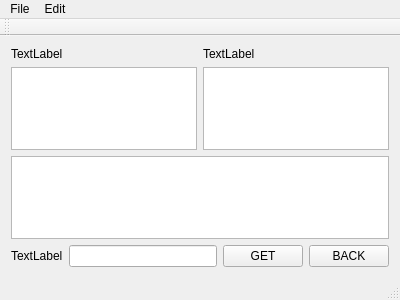
Before: the Qt Designer form mainwindow.ui in lost222/My_router, drawn with Qt 5.
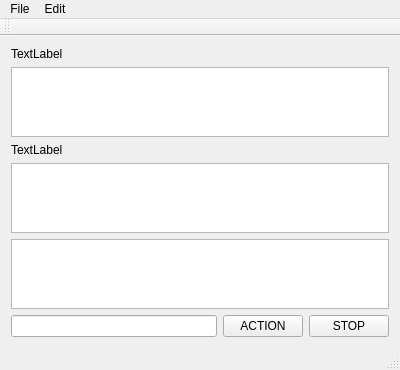
After: the same form once the commit is applied.

Diff of the .ui file:
```diff
--- a/mainwindow.ui
+++ b/mainwindow.ui
@@ -14,12 +14,9 @@
    <string>MainWindow</string>
   </property>
   <widget class="QWidget" name="centralWidget">
-   <layout class="QGridLayout" name="gridLayout">
-    <item row="1" column="0" colspan="4">
-     <widget class="QListWidget" name="info_list"/>
-    </item>
-    <item row="0" column="0" colspan="4">
-     <layout class="QHBoxLayout" name="horizontalLayout">
+   <layout class="QVBoxLayout" name="verticalLayout_4">
+    <item>
+     <layout class="QVBoxLayout" name="verticalLayout_3">
       <item>
        <layout class="QVBoxLayout" name="verticalLayout">
         <item>
@@ -30,12 +27,10 @@
          </widget>
         </item>
         <item>
-         <widget class="QTextEdit" name="adapter1Show"/>
-        </item>
-       </layout>
+         <widget class="QListWidget" name="thread_route"/>
       </item>
       <item>
-       <layout class="QVBoxLayout" name="verticalLayout_3">
+         <layout class="QVBoxLayout" name="verticalLayout_2">
         <item>
          <widget class="QLabel" name="label_desc">
           <property name="text">
@@ -44,35 +39,37 @@
          </widget>
         </item>
         <item>
-         <widget class="QTextBrowser" name="adapter2Show"/>
+           <widget class="QListWidget" name="adapter2_route"/>
         </item>
        </layout>
       </item>
      </layout>
     </item>
-    <item row="2" column="1">
+     </layout>
+    </item>
+    <item>
+     <widget class="QListWidget" name="info_list"/>
+    </item>
+    <item>
+     <layout class="QHBoxLayout" name="horizontalLayout">
+      <item>
      <widget class="QLineEdit" name="IP_input"/>
     </item>
-    <item row="2" column="3">
-     <widget class="QPushButton" name="BackButton">
-      <property name="text">
-       <string>BACK</string>
-      </property>
-     </widget>
-    </item>
-    <item row="2" column="0">
-     <widget class="QLabel" name="label_ipinput">
-      <property name="text">
-       <string>TextLabel</string>
-      </property>
-     </widget>
-    </item>
-    <item row="2" column="2">
+      <item>
      <widget class="QPushButton" name="GetButton">
       <property name="text">
-       <string>GET</string>
-      </property>
-     </widget>
+         <string>ACTION</string>
+        </property>
+       </widget>
+      </item>
+      <item>
+       <widget class="QPushButton" name="BackButton">
+        <property name="text">
+         <string>STOP</string>
+        </property>
+       </widget>
+      </item>
+     </layout>
     </item>
    </layout>
   </widget>
```
Lines whose indentation alone changed are shown as unchanged.
